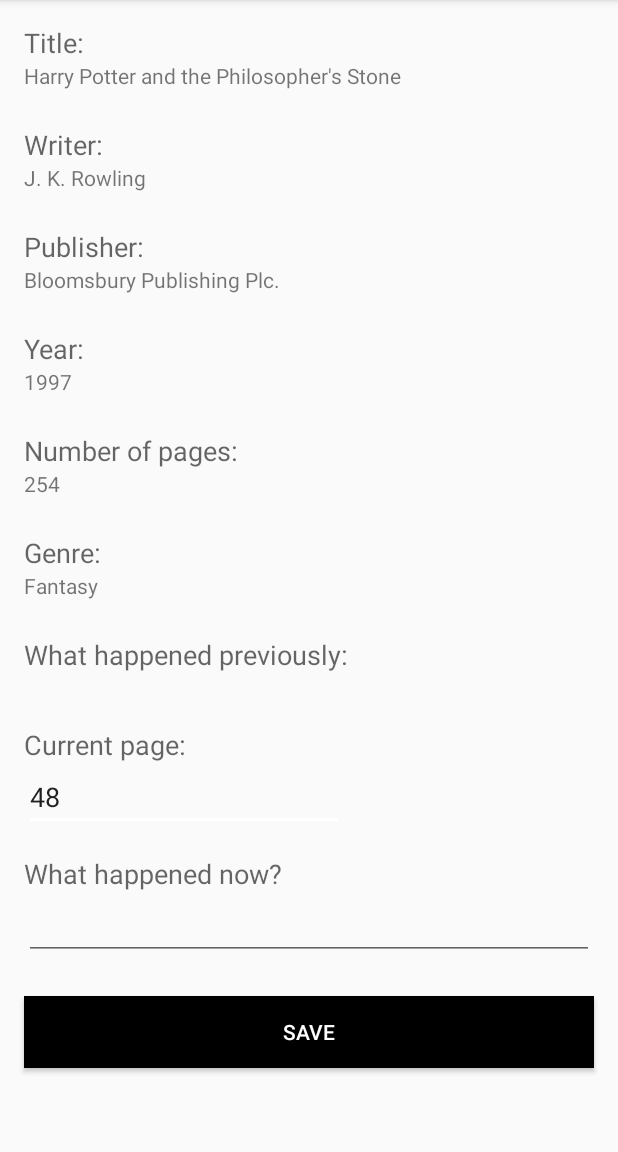
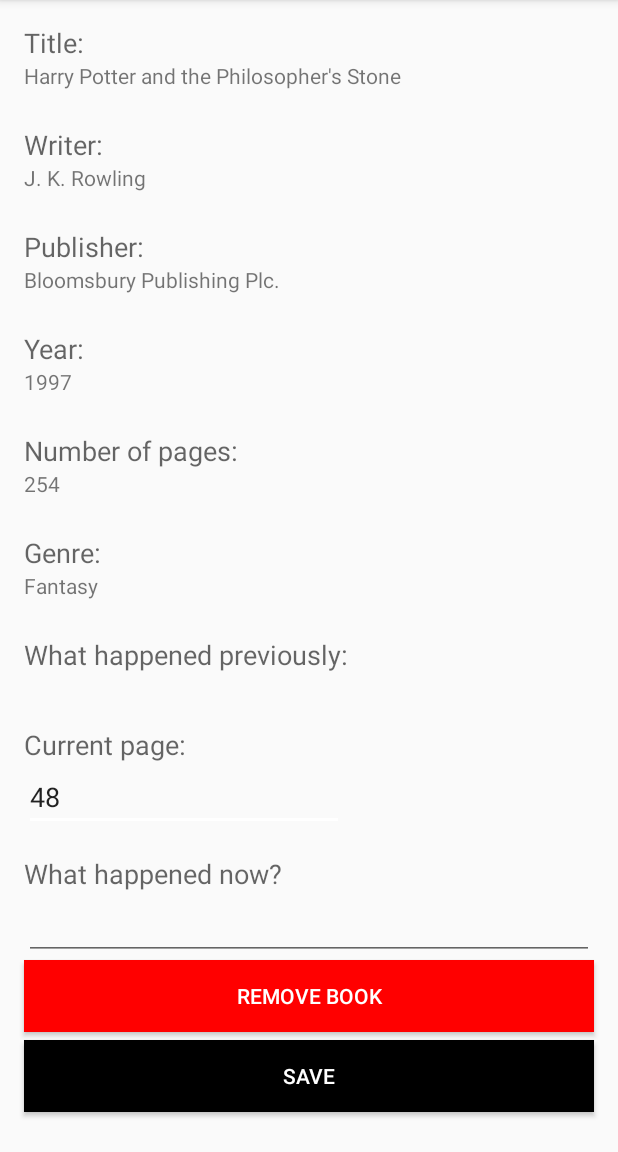
Before and after one commit to carlostojal/MyBooks, an Android app: the BookDetails screen opened directly, with no data from a screen before it, on a phone screen of 412 x 824 dp, the part 84-1236 px from its top. Run offline under Robolectric (Android 15) with nearby library versions, the phone set to English and light mode, and no system bars; 11 statements that could not run were skipped.

Commit message:
Added book removing functionality.

```diff
--- a/app/src/main/java/com/carlostojal/mybooks/AddBook.java
+++ b/app/src/main/java/com/carlostojal/mybooks/AddBook.java
@@ -123,10 +123,10 @@
                 npagesField.setText("");
             } catch (FileNotFoundException e) {
                 e.printStackTrace();
-                Toast.makeText(getActivity(),"Error.",Toast.LENGTH_SHORT).show();
+                Toast.makeText(getActivity(),"Error. Please try again.",Toast.LENGTH_SHORT).show();
             } catch (IOException e) {
                 e.printStackTrace();
-                Toast.makeText(getActivity(),"Error.",Toast.LENGTH_SHORT).show();
+                Toast.makeText(getActivity(),"Error. Please try again.",Toast.LENGTH_SHORT).show();
             }
         }
         else
--- a/app/src/main/res/layout/activity_book_details.xml
+++ b/app/src/main/res/layout/activity_book_details.xml
@@ -99,6 +99,26 @@
             app:layout_constraintTop_toBottomOf="@+id/year_details" />
 
         <TextView
+            android:id="@+id/genre_details"
+            android:layout_width="wrap_content"
+            android:layout_height="wrap_content"
+            android:layout_marginStart="16dp"
+            android:layout_marginTop="24dp"
+            android:text="@string/genre1"
+            android:textAppearance="@style/TextAppearance.AppCompat.Medium"
+            app:layout_constraintStart_toStartOf="parent"
+            app:layout_constraintTop_toBottomOf="@+id/npages_value_details" />
+
+        <TextView
+            android:id="@+id/genre_value_details"
+            android:layout_width="wrap_content"
+            android:layout_height="wrap_content"
+            android:layout_marginStart="16dp"
+            android:text="Fantasy"
+            app:layout_constraintStart_toStartOf="parent"
+            app:layout_constraintTop_toBottomOf="@+id/genre_details" />
+
+        <TextView
             android:id="@+id/npages_details"
             android:layout_width="wrap_content"
             android:layout_height="wrap_content"
@@ -194,11 +214,25 @@
             app:layout_constraintTop_toBottomOf="@+id/happened_details" />
 
         <Button
+            android:id="@+id/remove"
+            android:layout_width="0dp"
+            android:layout_height="wrap_content"
+            android:layout_marginStart="16dp"
+            android:layout_marginEnd="16dp"
+            android:onClick="onRemove"
+            android:text="@string/remove"
+            android:textColor="@color/colorAccent"
+            android:background="@color/red"
+            app:layout_constraintEnd_toEndOf="parent"
+            app:layout_constraintStart_toStartOf="parent"
+            app:layout_constraintTop_toBottomOf="@+id/happened_value_details" />
+
+        <Button
             android:id="@+id/save"
             android:layout_width="0dp"
             android:layout_height="wrap_content"
             android:layout_marginStart="16dp"
-            android:layout_marginTop="24dp"
+            android:layout_marginTop="5dp"
             android:layout_marginEnd="16dp"
             android:background="@color/colorPrimary"
             android:onClick="onSave"
@@ -207,27 +241,7 @@
             app:layout_constraintEnd_toEndOf="parent"
             app:layout_constraintHorizontal_bias="0.0"
             app:layout_constraintStart_toStartOf="parent"
-            app:layout_constraintTop_toBottomOf="@+id/happened_value_details" />
-
-        <TextView
-            android:id="@+id/genre_details"
-            android:layout_width="wrap_content"
-            android:layout_height="wrap_content"
-            android:layout_marginStart="16dp"
-            android:layout_marginTop="24dp"
-            android:text="@string/genre1"
-            android:textAppearance="@style/TextAppearance.AppCompat.Medium"
-            app:layout_constraintStart_toStartOf="parent"
-            app:layout_constraintTop_toBottomOf="@+id/npages_value_details" />
-
-        <TextView
-            android:id="@+id/genre_value_details"
-            android:layout_width="wrap_content"
-            android:layout_height="wrap_content"
-            android:layout_marginStart="16dp"
-            android:text="Fantasy"
-            app:layout_constraintStart_toStartOf="parent"
-            app:layout_constraintTop_toBottomOf="@+id/genre_details" />
+            app:layout_constraintTop_toBottomOf="@+id/remove" />
 
     </androidx.constraintlayout.widget.ConstraintLayout>
 </ScrollView>
--- a/app/src/main/res/values/colors.xml
+++ b/app/src/main/res/values/colors.xml
@@ -3,4 +3,5 @@
     <color name="colorPrimary">#000000</color>
     <color name="colorPrimaryDark">#1B1B1B</color>
     <color name="colorAccent">#FFFFFF</color>
+    <color name="red">#FF0000</color>
 </resources>
--- a/app/src/main/res/values/strings.xml
+++ b/app/src/main/res/values/strings.xml
@@ -17,9 +17,10 @@
     <string name="was_happening">What happened previously:</string>
     <string name="happened">What happened now?</string>
     <string name="save">Save</string>
+    <string name="remove">Remove Book</string>
     <string name="add_book">Add Book</string>
-    <string name="version">Version 3.1</string>
-    <string name="version_date">Built on 29/06/2019</string>
+    <string name="version">Version 3.4</string>
+    <string name="version_date">Built on 02/07/2019</string>
     <string name="developer">Developed by Carlos Tojal (carlostojal)</string>
     <string name="repo">github.com/carlostojal/MyBooks</string>
 </resources>
```
Also changed, not shown: app/src/main/java/com/carlostojal/mybooks/BookDetails.java (+65 -0 lines), app/src/main/java/com/carlostojal/mybooks/Books.java (+9 -4 lines), 1 other file.
